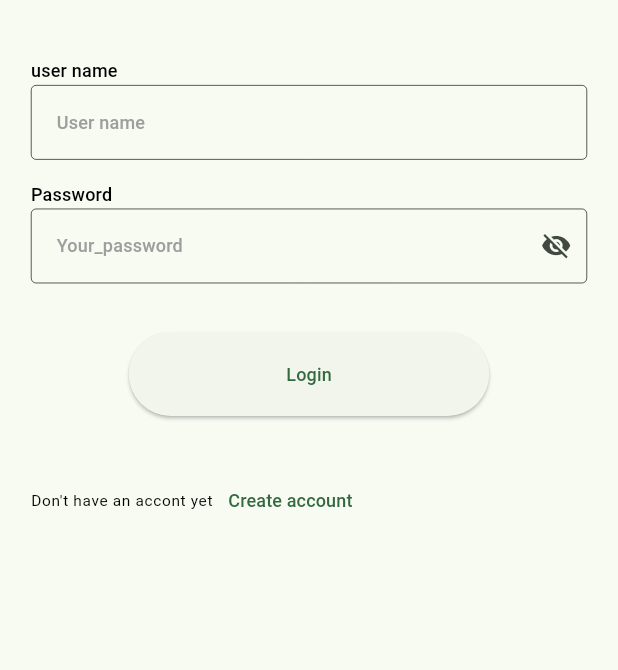
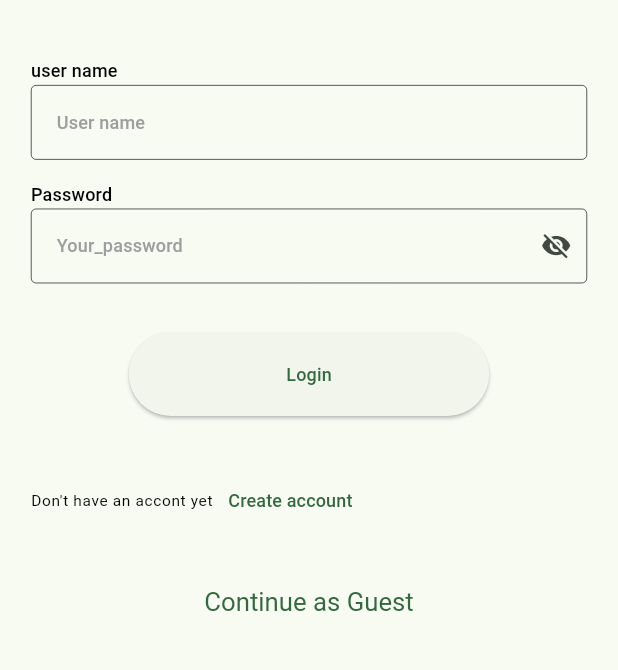
Before and after one commit to youssef97385/big-boss, a Flutter app: the screen it shows after launch, on a phone screen of 412 x 824 dp, the part 352-1022 px from its top. Run offline on Flutter 3.47's test engine with Material 3 defaults, Android fonts, the phone set to English and light mode, and no system bars; our stand-ins replace auto_route, cached_network_image, carousel_slider, dartz, dio, easy_localization and 9 more; missing offline and left inert: easy_mask, loading_animations; accounts and stored records are empty; Roboto replaces fonts that are missing (RabarBold, RabarMedium).

Commit message:
new changes

```diff
--- a/lib/src/core/constants/image_name.dart
+++ b/lib/src/core/constants/image_name.dart
@@ -1,5 +1,3 @@
-
-
 enum ImageName {
   logo,
 }
@@ -9,8 +7,7 @@ class ImageNameHelper {
   static String getValue(ImageName path) {
     switch (path) {
       case ImageName.logo:
-        return 'assets/images/logo.png';
-
+        return 'assets/images/big-boss-splash-logo.png';
     }
   }
 }
--- a/lib/src/features/home_page/presentation/widgets/brands_widget.dart
+++ b/lib/src/features/home_page/presentation/widgets/brands_widget.dart
@@ -1,6 +1,7 @@
 import 'package:auto_route/auto_route.dart';
 import 'package:bigboss/src/core/common/domain/entites/generic_entity.dart';
 import 'package:bigboss/src/core/common/widgets/card_view.dart';
+import 'package:bigboss/src/core/common/widgets/image_view.dart';
 import 'package:bigboss/src/core/common/widgets/text_view.dart';
 import 'package:bigboss/src/features/home_page/presentation/logic/brands_bloc/brands_cubit.dart';
 import 'package:bigboss/src/features/home_page/presentation/logic/brands_bloc/brands_state.dart';
@@ -55,9 +56,8 @@ class BrandsWidget extends StatelessWidget {
                                 children: [
                                   SizedBox(
                                       height: 120,
-                                      child: Image.network(
-                                        "${brands[index].image}",
-                                        fit: BoxFit.fill,
+                                      child: ImageBuilder(
+                                        imageUrl: "${brands[index].image}",
                                       )),
                                   const SizedBox(
                                     height: 12,
--- a/lib/src/features/login/presentation/widgets/login_body.dart
+++ b/lib/src/features/login/presentation/widgets/login_body.dart
@@ -146,15 +146,40 @@ class _LoginBodyState extends State<LoginBody> {
                           ),
                         ),
                       ),
-                      const SizedBox(height: 10,),
-
-                      Row(children: [
-                        TextView(text: "Don't have an accont yet",style: Theme.of(context).textTheme.bodyLarge,),
-                        ButtonView(buttonType: ButtonType.textButton, onClick: (){
-                          context.router.push(RegisterPageAppRouter());
-
-                        },title: "Create account",)
-                      ],)
+                      const SizedBox(
+                        height: 10,
+                      ),
+                      Row(
+                        children: [
+                          TextView(
+                            text: "Don't have an accont yet",
+                            style: Theme.of(context).textTheme.bodyLarge,
+                          ),
+                          ButtonView(
+                            buttonType: ButtonType.textButton,
+                            onClick: () {
+                              context.router.push(RegisterPageAppRouter());
+                            },
+                            title: "Create account",
+                          )
+                        ],
+                      ),
+                      const SizedBox(
+                        height: 30,
+                      ),
+                      Center(
+                        child: ButtonView(
+                          buttonType: ButtonType.textButton,
+                          buttonStyle: const ButtonStyle(
+                            textStyle: MaterialStatePropertyAll<TextStyle>(
+                                TextStyle(fontSize: 20)),
+                          ),
+                          onClick: () {
+                            context.router.replaceNamed("main");
+                          },
+                          title: "Continue as Guest",
+                        ),
+                      )
                     ],
                   ),
                 ),
--- a/lib/src/features/main/main_page.dart
+++ b/lib/src/features/main/main_page.dart
@@ -49,7 +49,7 @@ class _MainPageState extends State<MainPage> {
           return Padding(
             padding: const EdgeInsets.symmetric(vertical: 20.0, horizontal: 24),
             child: SizedBox(
-              height: 74,
+              height: 90,
               child: ClipRRect(
                 borderRadius: const BorderRadius.all(
                   Radius.circular(12),
--- a/lib/src/features/orders_page/presentation/orders_body.dart
+++ b/lib/src/features/orders_page/presentation/orders_body.dart
@@ -79,7 +79,8 @@ class OrdersBody extends StatelessWidget {
                                           width: 12,
                                         ),
                                         TextView(
-                                            text: "\$${orders[index].netTotal}",
+                                            text:
+                                                "IQD ${orders[index].netTotal}",
                                             style: Theme.of(context)
                                                 .textTheme
                                                 .titleMedium!
--- a/lib/src/features/product_page/presentation/widgets/products_page.dart
+++ b/lib/src/features/product_page/presentation/widgets/products_page.dart
@@ -300,7 +300,7 @@ class _ProductScreenState extends State<ProductScreen> {
                                     padding: const EdgeInsets.all(8.0),
                                     child: TextView(
                                       text:
-                                          "${widget.productEntity?.pricesList?[index].price}\$",
+                                          "${widget.productEntity?.pricesList?[index].price}IQD",
                                       style: Theme.of(context)
                                           .textTheme
                                           .titleMedium!
--- a/lib/src/features/shopping_cart/presentation/widgets/cart_body.dart
+++ b/lib/src/features/shopping_cart/presentation/widgets/cart_body.dart
@@ -70,7 +70,8 @@ class CartBody extends StatelessWidget {
                               height: 10,
                             ),
                             TextView(
-                              text: items[index].price.toString() + "\$" ?? "",
+                              text:
+                                  items[index].price.toString() + " IQD" ?? "",
                               style: Theme.of(context)
                                   .textTheme
                                   .titleLarge!
--- a/lib/src/features/shopping_cart/presentation/widgets/cart_page.dart
+++ b/lib/src/features/shopping_cart/presentation/widgets/cart_page.dart
@@ -56,7 +56,7 @@ class _CartPageState extends State<CartPage> {
                         total += item.price;
                       }
                       return TextView(
-                        text: "$total\$",
+                        text: "$total IQD",
                         style: Theme.of(context).textTheme.titleLarge!.copyWith(
                             color: Theme.of(context).colorScheme.primary),
                       );
--- a/pubspec.yaml
+++ b/pubspec.yaml
@@ -65,14 +65,14 @@ dependencies:
 
   # device
   url_launcher: ^6.0.12
-  flutter_native_timezone_updated_gradle: ^2.0.3
+
   path_provider: ^2.0.7
 
 
   permission_handler: ^10.0.0
 
   # connectivity_plus: ^3.0.2
-  flutter_keyboard_visibility: ^5.2.0
+
 
 
 
```
Also changed, not shown: lib/src/core/common/widgets/image_view.dart (+11 -19 lines), lib/src/features/home_page/presentation/widgets/accounts_widget.dart (+9 -8 lines), lib/src/features/home_page/presentation/widgets/categories_widget.dart (+7 -9 lines), lib/src/features/home_page/presentation/widgets/countries_widget.dart (+12 -24 lines), lib/src/features/home_page/presentation/widgets/slides_widget.dart (+5 -2 lines), lib/src/features/products_list/domain/entiities/product_endtity.dart (+4 -6 lines), lib/src/features/products_list/presentation/widgets/products_page_body.dart (+10 -7 lines), lib/src/features/sub_categories/presentation/sub_category_body.dart (+8 -5 lines), pubspec.lock, 61 other files.
